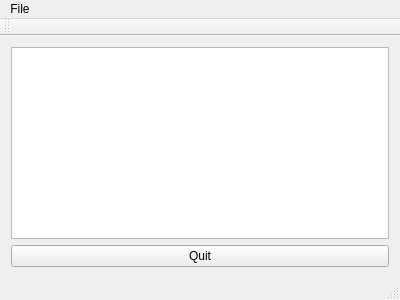
Before: the Qt Designer form notepad.ui in pybae/QNote, drawn with Qt 5.
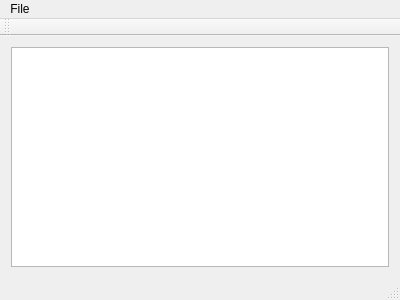
After: the same form once the commit is applied.

Commit message: Deleted quitButton and updated functions

What changed in the file:
```diff
--- a/notepad.ui
+++ b/notepad.ui
@@ -20,13 +20,6 @@
       <item>
        <widget class="QTextEdit" name="mainTextEdit"/>
       </item>
-      <item>
-       <widget class="QPushButton" name="quitButton">
-        <property name="text">
-         <string>Quit</string>
-        </property>
-       </widget>
-      </item>
      </layout>
     </item>
    </layout>
```
The commit also changes 2 other files.
